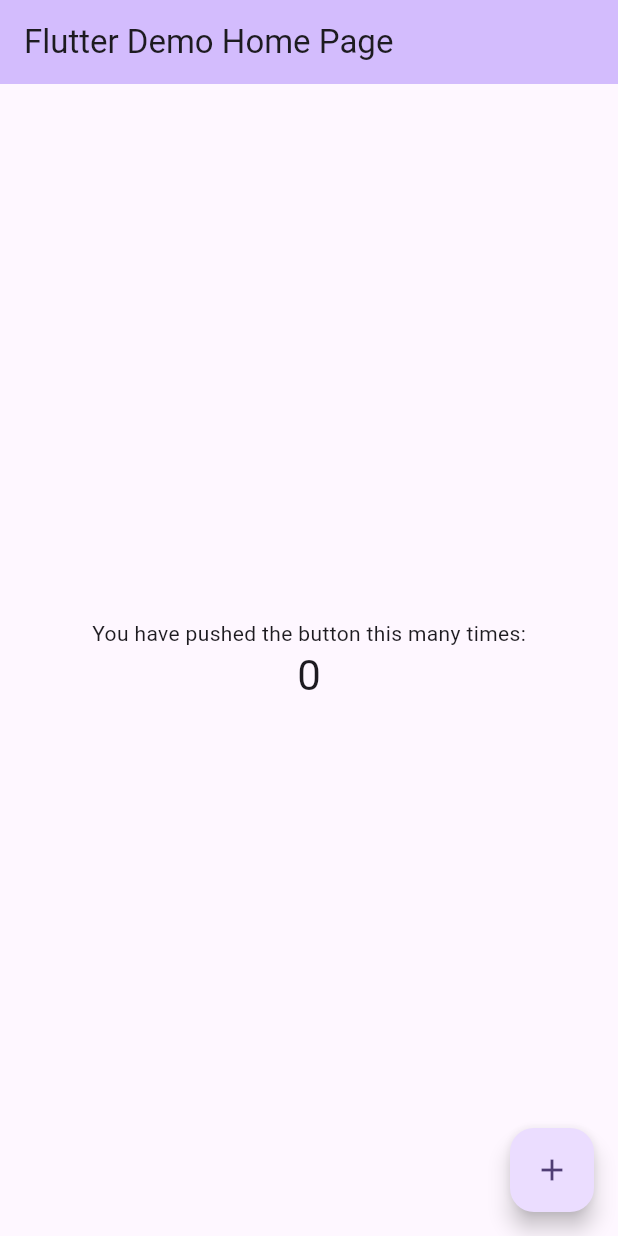
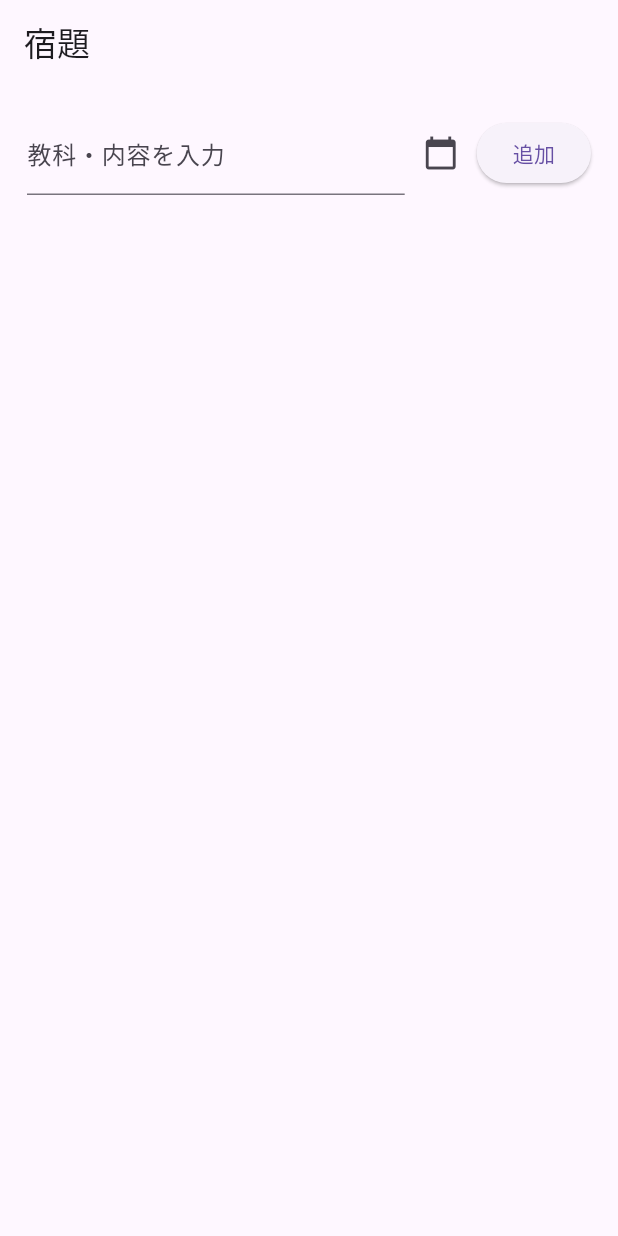
Before and after one commit to KazukiYoshida24/homework_organizer, a Flutter app: the screen it shows after launch, on a phone screen of 412 x 824 dp. Run offline on Flutter 3.47's test engine with Material 3 defaults, Android fonts, the phone set to English and light mode, and no system bars.

Commit message:
Add Simple Widget

```diff
--- a/lib/main.dart
+++ b/lib/main.dart
@@ -1,40 +1,69 @@
 import 'package:flutter/material.dart';
+import 'package:intl/intl.dart';
 
 void main() {
-  runApp(const MyApp());
+  runApp(MyApp());
 }
 
 class MyApp extends StatelessWidget {
-  const MyApp({super.key});
-
   @override
   Widget build(BuildContext context) {
     return MaterialApp(
-      title: 'Flutter Demo',
-      theme: ThemeData(
-        colorScheme: ColorScheme.fromSeed(seedColor: Colors.deepPurple),
-        useMaterial3: true,
-      ),
-      home: const MyHomePage(title: 'Flutter Demo Home Page'),
+      home: HomeworkOrganizerScreen(),
     );
   }
 }
 
-class MyHomePage extends StatefulWidget {
-  const MyHomePage({super.key, required this.title});
+class Homework {
+  String title;
+  DateTime dueDate;
+  bool isCompleted;
 
-  final String title;
-
-  @override
-  State<MyHomePage> createState() => _MyHomePageState();
+  Homework(
+      {required this.title, required this.dueDate, this.isCompleted = false});
 }
 
-class _MyHomePageState extends State<MyHomePage> {
-  int _counter = 0;
+class HomeworkOrganizerScreen extends StatefulWidget {
+  @override
+  _HomeworkOrganizerScreenState createState() =>
+      _HomeworkOrganizerScreenState();
+}
 
-  void _incrementCounter() {
+class _HomeworkOrganizerScreenState extends State<HomeworkOrganizerScreen> {
+  final TextEditingController _titleController = TextEditingController();
+  DateTime _selectedDate = DateTime.now();
+  final List<Homework> _homeworkList = [];
+
+  void _addHomework() {
     setState(() {
-      _counter++;
+      final homework = Homework(
+        title: _titleController.text,
+        dueDate: _selectedDate,
+      );
+      _homeworkList.add(homework);
+      _titleController.clear();
+    });
+  }
+
+  void _toggleCompletion(int index) {
+    setState(() {
+      _homeworkList[index].isCompleted = !_homeworkList[index].isCompleted;
+    });
+  }
+
+  void _deleteHomework(int index) {
+    setState(() {
+      _homeworkList.removeAt(index);
+    });
+  }
+
+  void _reorderHomework(int oldIndex, int newIndex) {
+    setState(() {
+      if (newIndex > oldIndex) {
+        newIndex -= 1;
+      }
+      final item = _homeworkList.removeAt(oldIndex);
+      _homeworkList.insert(newIndex, item);
     });
   }
 
@@ -42,27 +71,72 @@ class _MyHomePageState extends State<MyHomePage> {
   Widget build(BuildContext context) {
     return Scaffold(
       appBar: AppBar(
-        backgroundColor: Theme.of(context).colorScheme.inversePrimary,
-        title: Text(widget.title),
+        title: const Text('宿題'),
       ),
-      body: Center(
-        child: Column(
-          mainAxisAlignment: MainAxisAlignment.center,
-          children: <Widget>[
-            const Text(
-              'You have pushed the button this many times:',
+      body: Column(
+        children: [
+          Padding(
+            padding: const EdgeInsets.all(18.0),
+            child: Row(
+              children: [
+                Expanded(
+                  child: TextField(
+                    controller: _titleController,
+                    decoration: const InputDecoration(labelText: '教科・内容を入力'),
+                  ),
+                ),
+                IconButton(
+                  icon: const Icon(Icons.calendar_today),
+                  onPressed: () async {
+                    final DateTime? pickedDate = await showDatePicker(
+                      context: context,
+                      initialDate: DateTime.now(),
+                      firstDate: DateTime(2000),
+                      lastDate: DateTime(2101),
+                    );
+                    if (pickedDate != null) {
+                      setState(() {
+                        _selectedDate = pickedDate;
+                      });
+                    }
+                  },
+                ),
+                ElevatedButton(
+                  onPressed: _addHomework,
+                  child: const Text('追加'),
+                ),
+              ],
             ),
-            Text(
-              '$_counter',
-              style: Theme.of(context).textTheme.headlineMedium,
+          ),
+          Expanded(
+            child: ReorderableListView.builder(
+              padding: const EdgeInsets.symmetric(horizontal: 40),
+              itemCount: _homeworkList.length,
+              itemBuilder: (context, index) {
+                final homework = _homeworkList[index];
+                final ColorScheme colorScheme = Theme.of(context).colorScheme;
+                final Color oddItemColor =
+                    colorScheme.primary.withOpacity(0.05);
+                final Color evenItemColor =
+                    colorScheme.primary.withOpacity(0.15);
+                return ListTile(
+                  key: ValueKey(homework),
+                  tileColor: index.isOdd ? oddItemColor : evenItemColor,
+                  title: Text(homework.title),
+                  subtitle: Text(DateFormat.yMMMd().format(homework.dueDate)),
+                  trailing: Checkbox(
+                    value: homework.isCompleted,
+                    onChanged: (value) {
+                      _toggleCompletion(index);
+                    },
+                  ),
+                  onLongPress: () => _deleteHomework(index),
+                );
+              },
+              onReorder: _reorderHomework,
             ),
-          ],
-        ),
-      ),
-      floatingActionButton: FloatingActionButton(
-        onPressed: _incrementCounter,
-        tooltip: 'Increment',
-        child: const Icon(Icons.add),
+          ),
+        ],
       ),
     );
   }
--- a/pubspec.yaml
+++ b/pubspec.yaml
@@ -30,6 +30,8 @@ environment:
 dependencies:
   flutter:
     sdk: flutter
+  intl: ^0.17.0
+
 
 
   # The following adds the Cupertino Icons font to your application.
```
Also changed, not shown: pubspec.lock.
